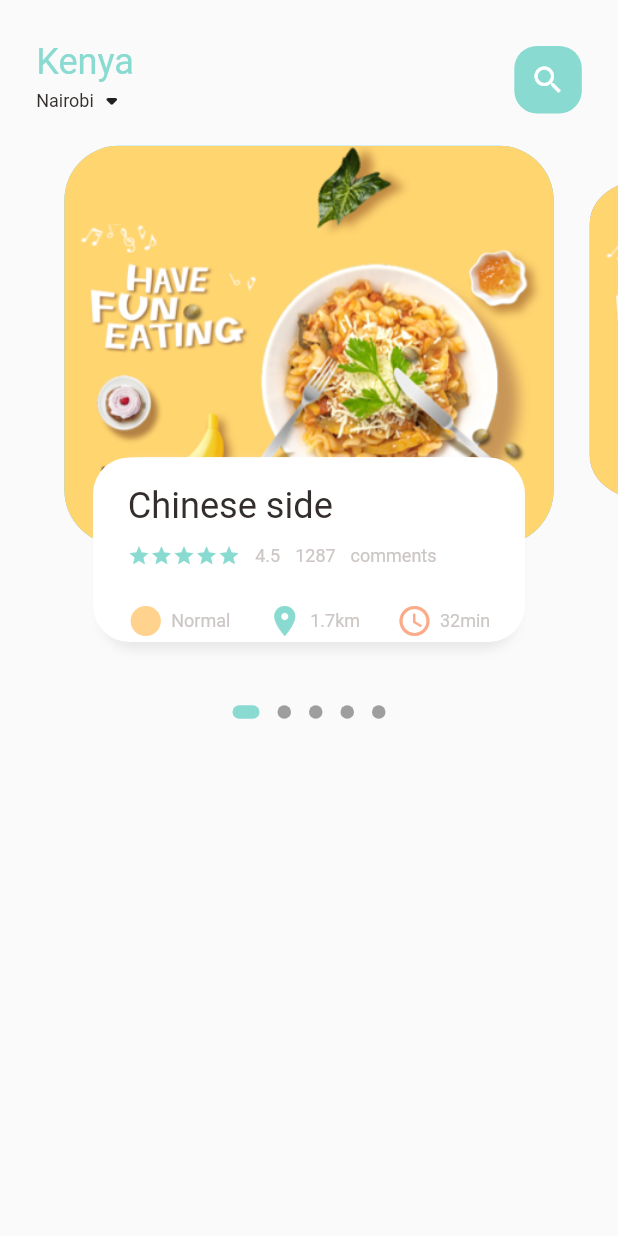
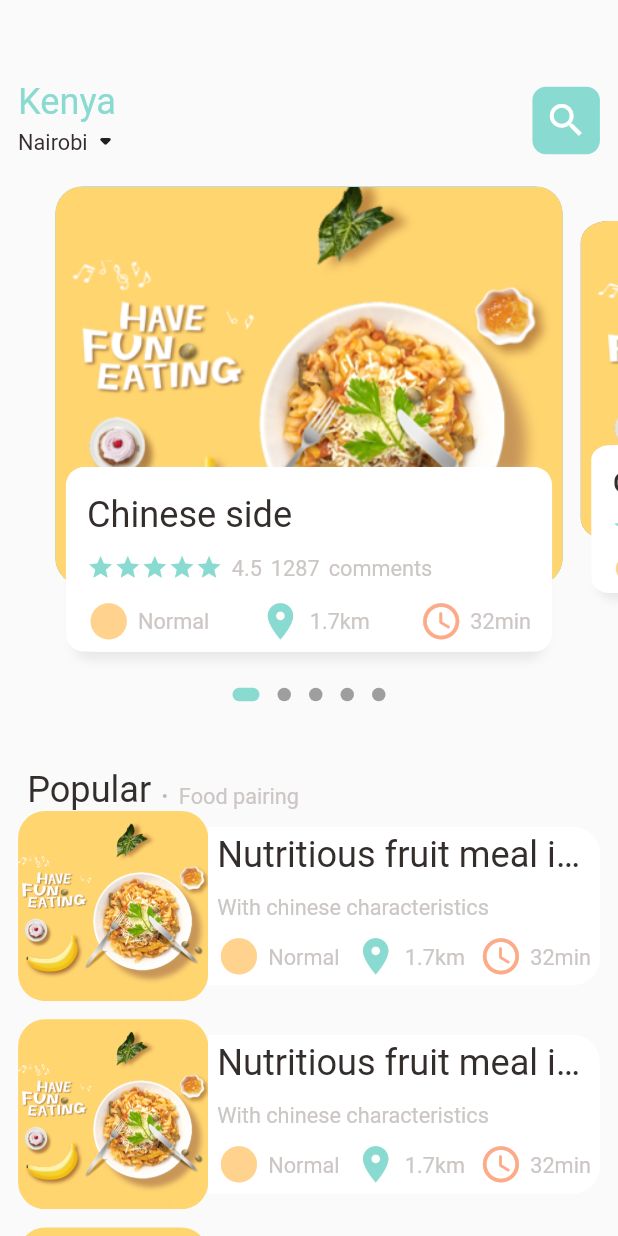
Before and after one commit to DennisMMugambi/Grocery-Shopping-App, a Flutter app: the MainFoodPage screen opened directly, on a phone screen of 412 x 824 dp. Run offline on Flutter 3.47's test engine with Material 2 defaults, Android fonts, the phone set to English and light mode, and no system bars; drawn by our look-alikes of dots_indicator; our stand-ins replace get.

Commit message:
Build reusable icon widget

```diff
--- a/lib/Utils/dimensions.dart
+++ b/lib/Utils/dimensions.dart
@@ -7,25 +7,36 @@ class Dimensions{
 
   static double pageViewContainer = screenHeight / 3.1;
   static double pageViewTextContainer = screenHeight / 6.695;
-  static double pageViewParentContainer = screenHeight / 2.14;
+  static double pageViewParentContainer = screenHeight / 2.38;
 
   //dynamic height padding and margin
   static double height10 = screenHeight / 68.34;
   static double height15 = screenHeight / 45.56;
   static double height20 = screenHeight / 34.17;
-  static double height30 = screenWidth / 22.78;
-  static double height45 = screenWidth / 15.18;
+  static double height30 = screenHeight / 22.78;
+  static double height45 = screenHeight / 15.18;
 
   //dynamic width padding and margin
-  static double width10 = screenHeight / 68.34;
-  static double width15 = screenHeight / 45.56;
-  static double width20 = screenHeight / 34.17;
-  static double width30 = screenHeight / 22.78;
+  static double width10 = screenWidth/ 68.34;
+  static double width15 = screenWidth / 45.56;
+  static double width20 = screenWidth / 34.17;
+  static double width30 = screenWidth / 22.78;
   static double width45 = screenWidth / 15.18;
 
   //Optimizing font size
   static double font20 = screenHeight / 34.17;
-  static double radius20 = screenHeight / 34.17;
-  static double radius30 = screenHeight / 22.78;
+  static double font12 = screenHeight / 56.95;
+  static double radius20 = screenWidth / 34.17;
+  static double radius30 = screenWidth / 22.78;
+
+  //icon size
+  static double iconSize24 = screenHeight / 28.47;
+
+  //list view dimension constants
+  static double listViewImgSize = screenWidth / 3.25;
+  static double listViewTextContainerSize = screenWidth / 3.9;
+
+  //popular_food
+  static double popularFoodImgSize = screenHeight / 2.41;
 
 }
--- a/lib/main.dart
+++ b/lib/main.dart
@@ -1,6 +1,7 @@
 import 'package:flutter/material.dart';
-import 'package:grocery_shopping_app/Home/main_food_page.dart';
 import 'package:get/get.dart';
+import 'package:grocery_shopping_app/pages/Home/main_food_page.dart';
+import 'package:grocery_shopping_app/pages/food_detail/popular_food_detail.dart';
 
 void main() {
   runApp(const MyApp());
@@ -18,7 +19,7 @@ class MyApp extends StatelessWidget {
       theme: ThemeData(
         primarySwatch: Colors.blue,
       ),
-      home: MainFoodPage(),
+      home: PopularFoodDetail(),
     );
   }
 }
--- a/lib/Home/food_page_body.dart
+++ b/lib/pages/Home/food_page_body.dart
@@ -3,10 +3,10 @@ import 'package:flutter/cupertino.dart';
 import 'package:flutter/material.dart';
 import 'package:grocery_shopping_app/widgets/icon_and_text_widget.dart';
 
-import '../Utils/colors.dart';
-import '../Utils/dimensions.dart';
-import '../widgets/big_text.dart';
-import '../widgets/small_text.dart';
+import '../../Utils/colors.dart';
+import '../../Utils/dimensions.dart';
+import '../../widgets/big_text.dart';
+import '../../widgets/small_text.dart';
 
 class FoodPageBody extends StatefulWidget {
   const FoodPageBody({Key? key}) : super(key: key);
@@ -42,6 +42,7 @@ class _FoodPageBodyState extends State<FoodPageBody> {
   Widget build(BuildContext context) {
     return Column(
       children: [
+        //  Slider section
         Container(
           height: Dimensions.pageViewParentContainer,
           child: PageView.builder(
@@ -60,7 +61,113 @@ class _FoodPageBodyState extends State<FoodPageBody> {
             activeSize: const Size(18.0, 9.0),
             activeShape: RoundedRectangleBorder(borderRadius: BorderRadius.circular(5))
           ),
-        )
+        ),
+        //Popular text
+        SizedBox(
+          height: Dimensions.height30,
+        ),
+        Container(
+          margin: EdgeInsets.only(left: Dimensions.width30),
+          child: Row(
+            crossAxisAlignment: CrossAxisAlignment.end,
+            children: [
+              BigText(text: "Popular"),
+              SizedBox(
+                width: Dimensions.width10,
+              ),
+              Container(
+                margin: const EdgeInsets.only(bottom: 3),
+                child: BigText(text: ".", color: Colors.black26,),
+              ),
+              SizedBox(
+                width: Dimensions.width10,
+              ),
+              Container(
+                margin: const EdgeInsets.only(bottom: 2),
+                child: SmallText(text: "Food pairing",),
+              )
+            ],
+          ),
+        ),
+        //list of food and images
+          ListView.builder(
+              physics: NeverScrollableScrollPhysics(),
+              shrinkWrap: true,
+              itemCount: 10,
+              itemBuilder: (context, index) {
+                return Container (
+                  margin: EdgeInsets.only(left: Dimensions.width20, right: Dimensions.width20, bottom: Dimensions.height10),
+                  child: Row(
+                    children: [
+                      Container(
+                        width: Dimensions.listViewImgSize,
+                        height: Dimensions.listViewImgSize,
+                        decoration: BoxDecoration(
+                            borderRadius: BorderRadius.circular(Dimensions.radius30),
+                            color: Colors.white38,
+                            image: DecorationImage(
+                                fit: BoxFit.cover,
+                                image: AssetImage(
+                                    "assets/images/food0.png"
+                                )
+                            )
+                        ),
+                      ),
+                      //text container
+                      Expanded(
+                        child: Container(
+                          height: Dimensions.listViewTextContainerSize,
+                          decoration: BoxDecoration(
+                            borderRadius: BorderRadius.only(
+                              topRight: Radius.circular(Dimensions.radius30),
+                              bottomRight: Radius.circular(Dimensions.radius30)
+                            ),
+                            color: Colors.white,
+                          ),
+                          child: Padding(
+                            padding: EdgeInsets.only(left: Dimensions.width10, right: Dimensions.width10),
+                            child: Column(
+                              crossAxisAlignment: CrossAxisAlignment.start,
+                              mainAxisAlignment: MainAxisAlignment.center,
+                              children: [
+                                BigText(text: "Nutritious fruit meal in China"),
+                                SizedBox(
+                                  height: Dimensions.height10,
+                                ),
+                                SmallText(text: "With chinese characteristics",),
+                                SizedBox(
+                                  height: 10,
+                                ),
+                                Row(
+                                  mainAxisSize: MainAxisSize.max,
+                                  mainAxisAlignment: MainAxisAlignment.spaceBetween,
+                                  children: [
+                                    IconAndTextWidget(
+                                        icon: Icons.circle_sharp,
+                                        text: "Normal",
+                                        iconColor: AppColors.iconColor1
+                                    ),
+                                    IconAndTextWidget(
+                                        icon: Icons.location_on,
+                                        text: "1.7km",
+                                        iconColor: AppColors.mainColor
+                                    ),
+                                    IconAndTextWidget(
+                                        icon: Icons.access_time_rounded,
+                                        text: "32min",
+                                        iconColor: AppColors.iconColor2
+                                    ),
+                                  ],
+                                )
+                              ],
+                            ),
+                          ),
+                        ),
+                      ),
+                    ],
+                  ),
+                );
+              }),
       ],
     );
   }
@@ -145,24 +252,24 @@ class _FoodPageBodyState extends State<FoodPageBody> {
                         Wrap(
                           children: List.generate(5, (index) => Icon(Icons.star,
                           color: AppColors.mainColor,
-                          size: 15,))
+                          size: Dimensions.height15,))
                         ),
                         SizedBox(
-                          width: 10,
+                          width: Dimensions.width10,
                         ),
                         SmallText(text : "4.5"),
                         SizedBox(
-                          width: 10,
+                          width: Dimensions.width10,
                         ),
                         SmallText(text: "1287"),
                         SizedBox(
-                          width: 10,
+                          width: Dimensions.width10,
                         ),
                         SmallText(text: "comments")
                       ],
                     ),
                     SizedBox(
-                      height: Dimensions.height20,
+                      height: Dimensions.height10,
                     ),
                     Row(
                       mainAxisSize: MainAxisSize.max,
--- a/lib/Home/main_food_page.dart
+++ b/lib/pages/Home/main_food_page.dart
@@ -1,11 +1,11 @@
 import 'package:flutter/cupertino.dart';
 import 'package:flutter/material.dart';
-import 'package:grocery_shopping_app/Home/food_page_body.dart';
 import 'package:grocery_shopping_app/widgets/big_text.dart';
 import 'package:grocery_shopping_app/widgets/small_text.dart';
 
-import '../Utils/colors.dart';
-import '../Utils/dimensions.dart';
+import '../../Utils/colors.dart';
+import '../../Utils/dimensions.dart';
+import 'food_page_body.dart';
 
 class MainFoodPage extends StatefulWidget {
   const MainFoodPage({Key? key}) : super(key: key);
@@ -45,9 +45,9 @@ class _MainFoodPageState extends State<MainFoodPage> {
                         child: Container (
                           width: 45,
                           height: 45,
-                          child: Icon(Icons.search, color: Colors.white),
+                          child: Icon(Icons.search, color: Colors.white, size: Dimensions.iconSize24,),
                           decoration: BoxDecoration (
-                            borderRadius: BorderRadius.circular(15),
+                            borderRadius: BorderRadius.circular(Dimensions.width15),
                             color: AppColors.mainColor,
                           ),
                         ),
@@ -57,7 +57,9 @@ class _MainFoodPageState extends State<MainFoodPage> {
               )
           ),
           //showing the body
-          FoodPageBody(),
+          Expanded(child: SingleChildScrollView(
+            child : FoodPageBody(),
+          ))
         ],
       ),
     );
--- /dev/null
+++ b/lib/pages/food_detail/popular_food_detail.dart
@@ -0,0 +1,41 @@
+import 'package:flutter/cupertino.dart';
+import 'package:flutter/material.dart';
+
+import '../../Utils/dimensions.dart';
+
+class PopularFoodDetail extends StatelessWidget {
+  const PopularFoodDetail({Key? key}) : super(key: key);
+
+  @override
+  Widget build(BuildContext context) {
+    return Scaffold(
+      body: Stack(
+        children: [
+          Positioned(
+              left: 0,
+              right: 0,
+              child: Container(
+                width: double.maxFinite,
+                height: Dimensions.popularFoodImgSize,
+                decoration: BoxDecoration(
+                  image: DecorationImage(
+                    fit: BoxFit.cover,
+                    image: AssetImage(
+                      "assets/images/food0.png"
+                    )
+                  )
+                ),
+              )),
+          Positioned(
+              left: Dimensions.width20,
+              right: Dimensions.width20,
+              child: Row(
+                children: [
+
+                ],
+              ))
+        ],
+      ),
+    );
+  }
+}
--- /dev/null
+++ b/lib/widgets/app_icon.dart
@@ -0,0 +1,32 @@
+import 'package:flutter/cupertino.dart';
+
+class AppIcon extends StatelessWidget {
+
+  final IconData icon;
+  final Color backgroundColor;
+  final Color iconColor;
+  final double size;
+
+  const AppIcon({Key? key,
+    required this.icon,
+    this.backgroundColor = const Color(0xFFcf4e4),
+    this.iconColor = const Color(0xFF756d54),
+    this.size = 40}) : super(key: key);
+
+  @override
+  Widget build(BuildContext context) {
+    return Container(
+      width: size,
+      height: size,
+      decoration: BoxDecoration(
+        borderRadius: BorderRadius.circular( size / 2),
+        color: backgroundColor
+      ),
+      child: Icon (
+        icon,
+        color: iconColor,
+        size: 16,
+      ),
+    );
+  }
+}
--- a/lib/widgets/icon_and_text_widget.dart
+++ b/lib/widgets/icon_and_text_widget.dart
@@ -1,5 +1,7 @@
 import 'package:flutter/cupertino.dart';
 import 'package:grocery_shopping_app/widgets/small_text.dart';
+
+import '../Utils/dimensions.dart';
 
 class IconAndTextWidget extends StatelessWidget {
 
@@ -20,6 +22,7 @@ class IconAndTextWidget extends StatelessWidget {
         Icon(
           icon,
           color: iconColor,
+          size: Dimensions.iconSize24,
         ),
         SizedBox(
           width: 5,
--- a/lib/widgets/small_text.dart
+++ b/lib/widgets/small_text.dart
@@ -1,4 +1,5 @@
 import 'package:flutter/cupertino.dart';
+import 'package:grocery_shopping_app/Utils/dimensions.dart';
 
 class SmallText extends StatelessWidget {
 
@@ -9,7 +10,7 @@ class SmallText extends StatelessWidget {
 
   SmallText({Key? key, this.color = const Color(0xFFccc7c5),
     required this.text,
-    this.size = 12,
+    this.size = 0,
     this.height = 1.2}) : super(key: key);
 
   @override
@@ -18,7 +19,7 @@ class SmallText extends StatelessWidget {
       text,
       style: TextStyle(
           color: color,
-          fontSize: size,
+          fontSize: size == 0 ? Dimensions.font12 : size,
           fontFamily: 'Roboto',
           height: height
       ),
```
